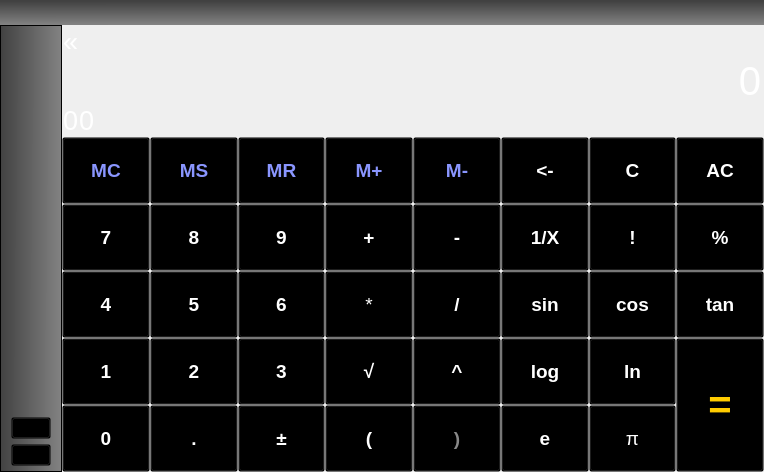
The window that src/mainwindow.ui (jirvoz/ivscd) describes before a commit, drawn with Qt 5.
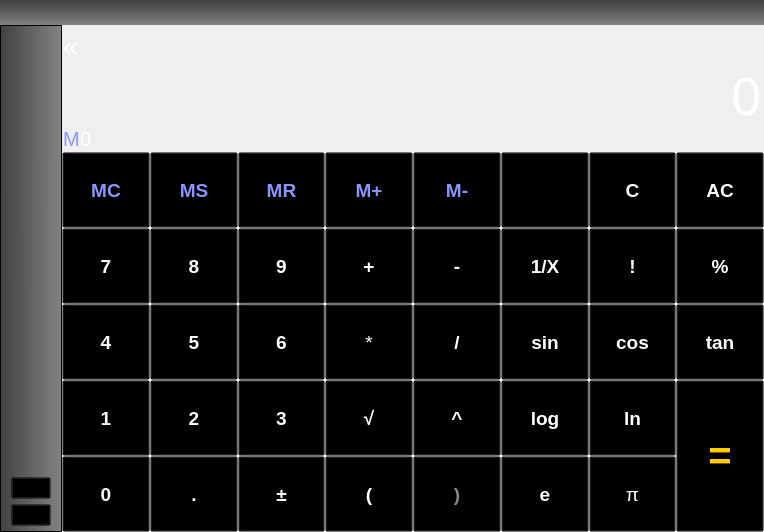
The same window after the commit. Icons and pictures are not drawn.

Diff of the .ui file:
```diff
--- a/src/mainwindow.ui
+++ b/src/mainwindow.ui
@@ -7,7 +7,7 @@
     <x>0</x>
     <y>0</y>
     <width>764</width>
-    <height>472</height>
+    <height>532</height>
    </rect>
   </property>
   <property name="sizePolicy">
@@ -55,7 +55,7 @@
       <property name="frameShadow">
        <enum>QFrame::Raised</enum>
       </property>
-      <layout class="QGridLayout" name="gridLayout_3" rowstretch="1,3,1" columnstretch="0,0,0">
+      <layout class="QGridLayout" name="gridLayout_3" rowstretch="1,0,0" columnstretch="0,0,0">
        <property name="leftMargin">
         <number>0</number>
        </property>
@@ -71,6 +71,81 @@
        <property name="spacing">
         <number>0</number>
        </property>
+       <item row="2" column="1">
+        <widget class="QLabel" name="memLabel">
+         <property name="sizePolicy">
+          <sizepolicy hsizetype="Minimum" vsizetype="MinimumExpanding">
+           <horstretch>0</horstretch>
+           <verstretch>0</verstretch>
+          </sizepolicy>
+         </property>
+         <property name="font">
+          <font>
+           <family>Ubuntu</family>
+           <pointsize>15</pointsize>
+          </font>
+         </property>
+         <property name="text">
+          <string>0</string>
+         </property>
+        </widget>
+       </item>
+       <item row="2" column="2">
+        <widget class="QLabel" name="infoLabel">
+         <property name="sizePolicy">
+          <sizepolicy hsizetype="Expanding" vsizetype="MinimumExpanding">
+           <horstretch>0</horstretch>
+           <verstretch>0</verstretch>
+          </sizepolicy>
+         </property>
+         <property name="font">
+          <font>
+           <family>Ubuntu</family>
+           <pointsize>15</pointsize>
+          </font>
+         </property>
+         <property name="text">
+          <string/>
+         </property>
+         <property name="alignment">
+          <set>Qt::AlignRight|Qt::AlignTrailing|Qt::AlignVCenter</set>
+         </property>
+        </widget>
+       </item>
+       <item row="2" column="0">
+        <widget class="QLabel" name="label">
+         <property name="font">
+          <font>
+           <pointsize>15</pointsize>
+          </font>
+         </property>
+         <property name="styleSheet">
+          <string notr="true">color: rgb(138, 150, 255);</string>
+         </property>
+         <property name="text">
+          <string>M</string>
+         </property>
+        </widget>
+       </item>
+       <item row="1" column="0" colspan="3">
+        <widget class="QLabel" name="resultLabel">
+         <property name="font">
+          <font>
+           <family>Ubuntu</family>
+           <pointsize>40</pointsize>
+          </font>
+         </property>
+         <property name="text">
+          <string>0</string>
+         </property>
+         <property name="alignment">
+          <set>Qt::AlignRight|Qt::AlignTrailing|Qt::AlignVCenter</set>
+         </property>
+         <property name="indent">
+          <number>2</number>
+         </property>
+        </widget>
+       </item>
        <item row="0" column="0" colspan="3">
         <widget class="QFrame" name="frame">
          <property name="frameShape">
@@ -97,21 +172,17 @@
           </property>
           <item>
            <widget class="QLabel" name="longinputLabel">
-            <property name="sizePolicy">
-             <sizepolicy hsizetype="Maximum" vsizetype="MinimumExpanding">
-              <horstretch>0</horstretch>
-              <verstretch>0</verstretch>
-             </sizepolicy>
-            </property>
             <property name="font">
              <font>
-              <family>Ubuntu</family>
               <pointsize>20</pointsize>
              </font>
             </property>
             <property name="text">
              <string>«</string>
             </property>
+            <property name="margin">
+             <number>5</number>
+            </property>
            </widget>
           </item>
           <item>
@@ -125,6 +196,7 @@
             <property name="font">
              <font>
               <family>Ubuntu</family>
+              <pointsize>20</pointsize>
              </font>
             </property>
             <property name="text">
@@ -141,85 +213,6 @@
          </layout>
         </widget>
        </item>
-       <item row="1" column="0" colspan="3">
-        <widget class="QLabel" name="resultLabel">
-         <property name="font">
-          <font>
-           <family>Ubuntu</family>
-           <pointsize>30</pointsize>
-          </font>
-         </property>
-         <property name="text">
-          <string>0</string>
-         </property>
-         <property name="alignment">
-          <set>Qt::AlignRight|Qt::AlignTrailing|Qt::AlignVCenter</set>
-         </property>
-         <property name="indent">
-          <number>2</number>
-         </property>
-        </widget>
-       </item>
-       <item row="2" column="0">
-        <widget class="QLabel" name="memLabel">
-         <property name="sizePolicy">
-          <sizepolicy hsizetype="Minimum" vsizetype="MinimumExpanding">
-           <horstretch>0</horstretch>
-           <verstretch>0</verstretch>
-          </sizepolicy>
-         </property>
-         <property name="font">
-          <font>
-           <family>Ubuntu</family>
-           <pointsize>20</pointsize>
-          </font>
-         </property>
-         <property name="text">
-          <string>0</string>
-         </property>
-        </widget>
-       </item>
-       <item row="2" column="1">
-        <widget class="QLabel" name="parenLabel">
-         <property name="sizePolicy">
-          <sizepolicy hsizetype="Minimum" vsizetype="MinimumExpanding">
-           <horstretch>0</horstretch>
-           <verstretch>0</verstretch>
-          </sizepolicy>
-         </property>
-         <property name="font">
-          <font>
-           <family>Ubuntu</family>
-           <pointsize>20</pointsize>
-          </font>
-         </property>
-         <property name="text">
-          <string>0</string>
-         </property>
-        </widget>
-       </item>
-       <item row="2" column="2">
-        <widget class="QLabel" name="infoLabel">
-         <property name="sizePolicy">
-          <sizepolicy hsizetype="Expanding" vsizetype="MinimumExpanding">
-           <horstretch>0</horstretch>
-           <verstretch>0</verstretch>
-          </sizepolicy>
-         </property>
-         <property name="font">
-          <font>
-           <family>Ubuntu</family>
-           <pointsize>20</pointsize>
-          </font>
-         </property>
-         <property name="text">
-          <string/>
-         </property>
-         <property name="alignment">
-          <set>Qt::AlignRight|Qt::AlignTrailing|Qt::AlignVCenter</set>
-         </property>
-        </widget>
-       </item>
       </layout>
      </widget>
     </item>
@@ -1275,7 +1268,17 @@
           <enum>Qt::NoFocus</enum>
          </property>
          <property name="text">
-          <string>&lt;-</string>
+          <string/>
+         </property>
+         <property name="icon">
+          <iconset resource="resources.qrc">
+           <normaloff>:/img/img/backspace.png</normaloff>:/img/img/backspace.png</iconset>
+         </property>
+         <property name="iconSize">
+          <size>
+           <width>35</width>
+           <height>35</height>
+          </size>
          </property>
         </widget>
        </item>
```
